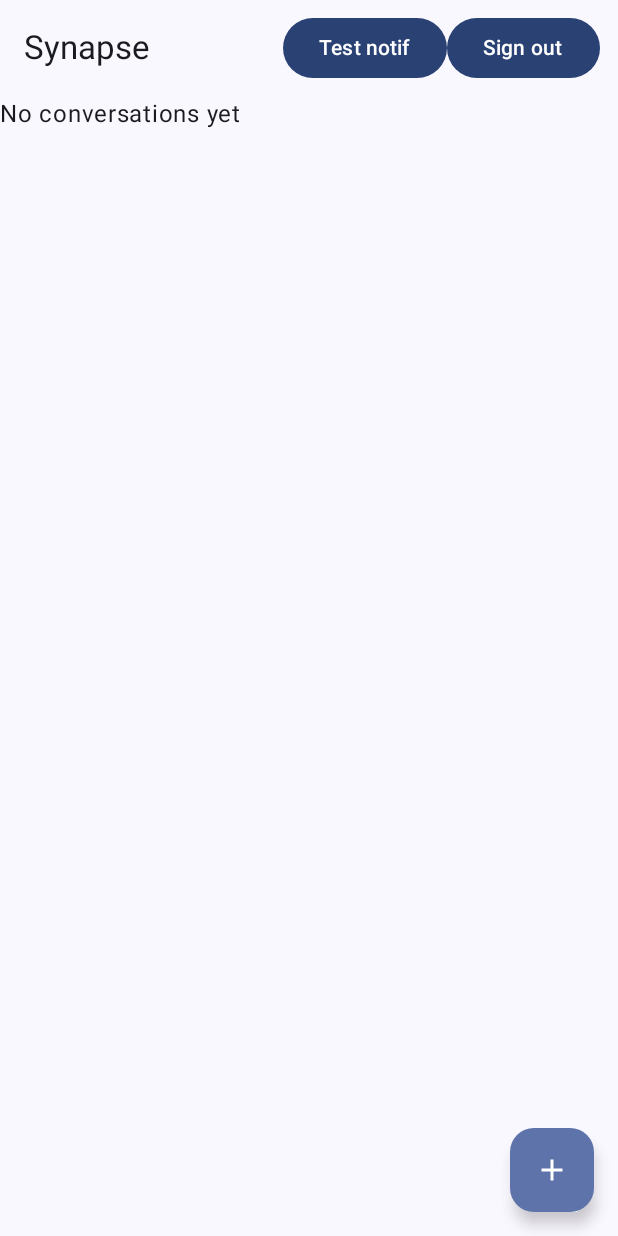
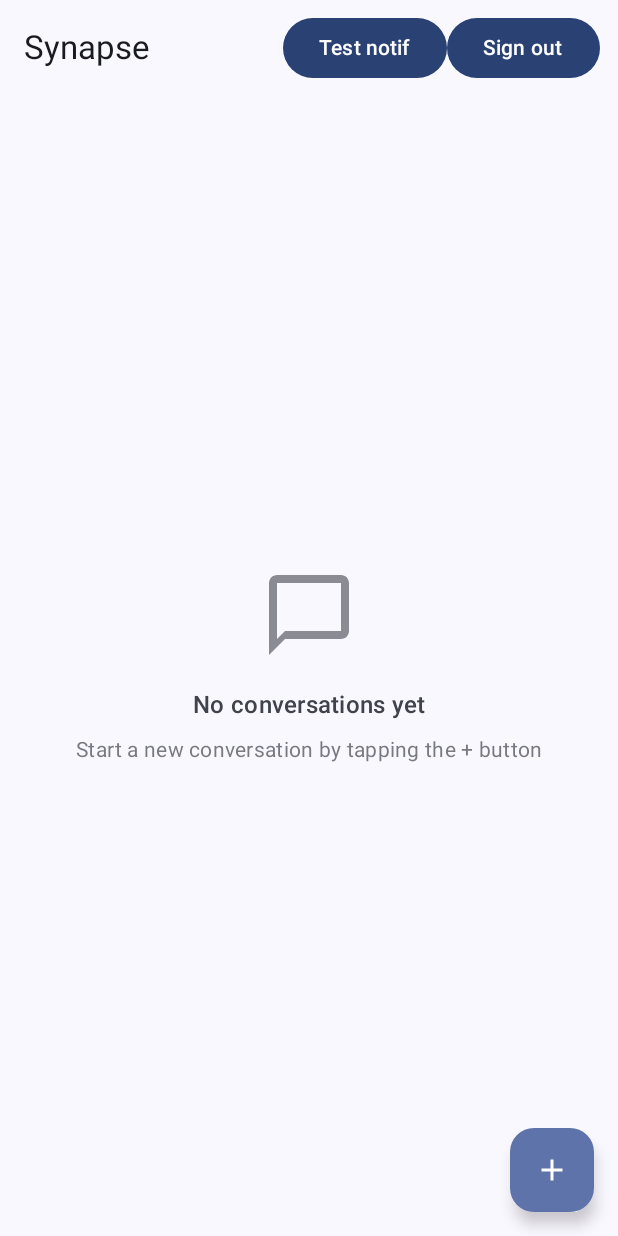
Before and after one commit to davicaetano/synapse, an Android app built with Jetpack Compose: the InboxScreen screen opened through its navigation route, on a phone screen of 412 x 824 dp. Run offline under Robolectric (Android 15) with nearby library versions, the phone set to English and light mode, and no system bars; our stand-ins replace Dagger/Hilt's generated code, Firebase (no records; nobody signed in at launch, a user with empty details on screens opened directly).

Commit message:
refactor(ui): Phase 2 - Create reusable components and improve UX
Components created:
- UserAvatar.kt: Reusable avatar with optional presence indicator
  * Shows profile picture or default person icon
  * Green dot for online users
  * Customizable size

- EmptyState.kt: Beautiful empty state with icon + title + subtitle
  * Material Design compliant
  * Reusable across screens

- LoadingState.kt: Loading state with CircularProgressIndicator
  * Centered, clean design

- ErrorState.kt: Error state with icon + message + optional retry button
  * User-friendly error handling

Screens refactored:
- InboxScreen.kt:
  * Use UserAvatar component (removed 20 lines of duplicate code)
  * Use EmptyState, LoadingState, ErrorState components
  * Better UX with helpful messages

- UserPickerScreen.kt:
  * Use UserAvatar component (removed 20 lines of duplicate code)
  * Now shows presence indicators in user list

- AuthScreen.kt:
  * Professional branding with logo
  * App name 'Synapse' + tagline
  * Centered, clean design
  * Material Design compliant

Build tested: ✅ Successful
Code reduction: ~40 lines of duplicate code removed
UX improvement: ✅ Professional empty/loading/error states

```diff
--- a/android/app/src/main/java/com/synapse/ui/auth/AuthScreen.kt
+++ b/android/app/src/main/java/com/synapse/ui/auth/AuthScreen.kt
@@ -1,30 +1,87 @@
 package com.synapse.ui.auth
 
+import androidx.compose.foundation.layout.Arrangement
 import androidx.compose.foundation.layout.Column
 import androidx.compose.foundation.layout.Spacer
 import androidx.compose.foundation.layout.fillMaxSize
 import androidx.compose.foundation.layout.height
 import androidx.compose.foundation.layout.padding
+import androidx.compose.foundation.layout.size
+import androidx.compose.material.icons.Icons
+import androidx.compose.material.icons.filled.ChatBubble
 import androidx.compose.material3.Button
+import androidx.compose.material3.Icon
+import androidx.compose.material3.MaterialTheme
 import androidx.compose.material3.Scaffold
 import androidx.compose.material3.Text
 import androidx.compose.runtime.Composable
+import androidx.compose.ui.Alignment
 import androidx.compose.ui.Modifier
+import androidx.compose.ui.text.font.FontWeight
+import androidx.compose.ui.text.style.TextAlign
 import androidx.compose.ui.unit.dp
 
+/**
+ * Authentication screen.
+ * Shows app branding and Google sign-in button.
+ */
 @Composable
 fun AuthScreen(
-    onSignIn: () -> Unit)
-{
-    Scaffold(modifier = Modifier.fillMaxSize()) { innerPadding ->
+    onSignIn: () -> Unit,
+    modifier: Modifier = Modifier
+) {
+    Scaffold(modifier = modifier.fillMaxSize()) { innerPadding ->
         Column(
             modifier = Modifier
                 .padding(innerPadding)
                 .fillMaxSize()
+                .padding(32.dp),
+            horizontalAlignment = Alignment.CenterHorizontally,
+            verticalArrangement = Arrangement.Center
         ) {
-            Text("Please sign in to continue")
-            Spacer(modifier = Modifier.height(12.dp))
-            Button(onClick = { onSignIn() }) { Text("Sign in with Google") }
+            // App icon/logo
+            Icon(
+                imageVector = Icons.Filled.ChatBubble,
+                contentDescription = "Synapse logo",
+                modifier = Modifier.size(80.dp),
+                tint = MaterialTheme.colorScheme.primary
+            )
+
+            Spacer(modifier = Modifier.height(24.dp))
+
+            // App name
+            Text(
+                text = "Synapse",
+                style = MaterialTheme.typography.displayMedium,
+                fontWeight = FontWeight.Bold,
+                color = MaterialTheme.colorScheme.onSurface
+            )
+
+            Spacer(modifier = Modifier.height(8.dp))
+
+            // Tagline
+            Text(
+                text = "Where teams connect intelligently",
+                style = MaterialTheme.typography.bodyLarge,
+                color = MaterialTheme.colorScheme.onSurfaceVariant,
+                textAlign = TextAlign.Center
+            )
+
+            Spacer(modifier = Modifier.height(48.dp))
+
+            // Sign in message
+            Text(
+                text = "Sign in to start messaging",
+                style = MaterialTheme.typography.bodyMedium,
+                color = MaterialTheme.colorScheme.onSurfaceVariant
+            )
+
+            Spacer(modifier = Modifier.height(16.dp))
+
+            // Sign in button
+            Button(onClick = onSignIn) {
+                Text("Sign in with Google")
+            }
         }
     }
 }
--- /dev/null
+++ b/android/app/src/main/java/com/synapse/ui/components/EmptyState.kt
@@ -0,0 +1,67 @@
+package com.synapse.ui.components
+
+import androidx.compose.foundation.layout.Arrangement
+import androidx.compose.foundation.layout.Column
+import androidx.compose.foundation.layout.Spacer
+import androidx.compose.foundation.layout.fillMaxSize
+import androidx.compose.foundation.layout.height
+import androidx.compose.foundation.layout.padding
+import androidx.compose.foundation.layout.size
+import androidx.compose.material.icons.Icons
+import androidx.compose.material.icons.filled.ChatBubbleOutline
+import androidx.compose.material3.Icon
+import androidx.compose.material3.MaterialTheme
+import androidx.compose.material3.Text
+import androidx.compose.runtime.Composable
+import androidx.compose.ui.Alignment
+import androidx.compose.ui.Modifier
+import androidx.compose.ui.graphics.vector.ImageVector
+import androidx.compose.ui.text.style.TextAlign
+import androidx.compose.ui.unit.dp
+
+/**
+ * Reusable empty state component.
+ * Shows an icon, title, and optional subtitle when there's no data to display.
+ */
+@Composable
+fun EmptyState(
+    icon: ImageVector = Icons.Filled.ChatBubbleOutline,
+    title: String,
+    subtitle: String? = null,
+    modifier: Modifier = Modifier
+) {
+    Column(
+        modifier = modifier
+            .fillMaxSize()
+            .padding(32.dp),
+        horizontalAlignment = Alignment.CenterHorizontally,
+        verticalArrangement = Arrangement.Center
+    ) {
+        Icon(
+            imageVector = icon,
+            contentDescription = null,
+            modifier = Modifier.size(64.dp),
+            tint = MaterialTheme.colorScheme.onSurfaceVariant.copy(alpha = 0.6f)
+        )
+
+        Spacer(modifier = Modifier.height(16.dp))
+
+        Text(
+            text = title,
+            style = MaterialTheme.typography.titleMedium,
+            color = MaterialTheme.colorScheme.onSurfaceVariant,
+            textAlign = TextAlign.Center
+        )
+
+        if (subtitle != null) {
+            Spacer(modifier = Modifier.height(8.dp))
+
+            Text(
+                text = subtitle,
+                style = MaterialTheme.typography.bodyMedium,
+                color = MaterialTheme.colorScheme.onSurfaceVariant.copy(alpha = 0.7f),
+                textAlign = TextAlign.Center
+            )
+        }
+    }
+}
--- /dev/null
+++ b/android/app/src/main/java/com/synapse/ui/components/LoadingState.kt
@@ -0,0 +1,47 @@
+package com.synapse.ui.components
+
+import androidx.compose.foundation.layout.Arrangement
+import androidx.compose.foundation.layout.Column
+import androidx.compose.foundation.layout.Spacer
+import androidx.compose.foundation.layout.fillMaxSize
+import androidx.compose.foundation.layout.height
+import androidx.compose.foundation.layout.padding
+import androidx.compose.material3.CircularProgressIndicator
+import androidx.compose.material3.MaterialTheme
+import androidx.compose.material3.Text
+import androidx.compose.runtime.Composable
+import androidx.compose.ui.Alignment
+import androidx.compose.ui.Modifier
+import androidx.compose.ui.text.style.TextAlign
+import androidx.compose.ui.unit.dp
+
+/**
+ * Reusable loading state component.
+ * Shows a circular progress indicator with optional text.
+ */
+@Composable
+fun LoadingState(
+    text: String? = "Loading...",
+    modifier: Modifier = Modifier
+) {
+    Column(
+        modifier = modifier
+            .fillMaxSize()
+            .padding(32.dp),
+        horizontalAlignment = Alignment.CenterHorizontally,
+        verticalArrangement = Arrangement.Center
+    ) {
+        CircularProgressIndicator()
+
+        if (text != null) {
+            Spacer(modifier = Modifier.height(16.dp))
+
+            Text(
+                text = text,
+                style = MaterialTheme.typography.bodyMedium,
+                color = MaterialTheme.colorScheme.onSurfaceVariant,
+                textAlign = TextAlign.Center
+            )
+        }
+    }
+}
--- a/android/app/src/main/java/com/synapse/ui/inbox/InboxScreen.kt
+++ b/android/app/src/main/java/com/synapse/ui/inbox/InboxScreen.kt
@@ -35,11 +35,11 @@ import androidx.compose.ui.unit.dp
 import androidx.compose.ui.unit.sp
 import androidx.hilt.navigation.compose.hiltViewModel
 import androidx.lifecycle.compose.collectAsStateWithLifecycle
-import coil.compose.AsyncImage
 import com.synapse.MainActivityViewModel
-import com.synapse.domain.conversation.ConversationType
-import com.synapse.ui.components.LastSeenText
-import com.synapse.ui.components.PresenceIndicator
+import com.synapse.ui.components.EmptyState
+import com.synapse.ui.components.ErrorState
+import com.synapse.ui.components.LoadingState
+import com.synapse.ui.components.UserAvatar
 
 @OptIn(ExperimentalMaterial3Api::class)
 @Composable
@@ -77,13 +77,16 @@ fun InboxScreen(
         ) {
             when {
                 uiState.isLoading -> {
-                    Text("Loading conversations...")
+                    LoadingState(text = "Loading conversations...")
                 }
                 uiState.error != null -> {
-                    Text("Error: ${uiState.error}")
+                    ErrorState(message = uiState.error ?: "Unknown error")
                 }
                 uiState.items.isEmpty() -> {
-                    Text("No conversations yet")
+                    EmptyState(
+                        title = "No conversations yet",
+                        subtitle = "Start a new conversation by tapping the + button"
+                    )
                 }
                 else -> {
                     LazyColumn(
@@ -164,27 +167,14 @@ private fun OneOnOneConversationRow(
             .padding(16.dp),
         verticalAlignment = Alignment.CenterVertically
     ) {
-        // Show the other user's profile picture for direct conversations with presence indicator
-        Box {
-            if (item.otherUser.photoUrl != null) {
-                AsyncImage(
-                    model = item.otherUser.photoUrl,
-                    contentDescription = "Profile picture of ${item.otherUser.displayName}",
-                    modifier = Modifier
-                        .size(48.dp)
-                        .clip(CircleShape),
-                    contentScale = ContentScale.Crop
-                )
-            } else {
-                Spacer(modifier = Modifier.size(48.dp))
-            }
-
-            // Presence indicator in bottom-right corner
-            PresenceIndicator(
-                isOnline = item.otherUser.isOnline,
-                modifier = Modifier.align(Alignment.BottomEnd)
-            )
-        }
+        // User avatar with presence indicator
+        UserAvatar(
+            photoUrl = item.otherUser.photoUrl,
+            displayName = item.otherUser.displayName,
+            size = 48.dp,
+            showPresence = true,
+            isOnline = item.otherUser.isOnline
+        )
 
         Spacer(modifier = Modifier.padding(start = 12.dp))
 
```
Also changed, not shown: android/app/src/main/java/com/synapse/ui/components/ErrorState.kt (added, +72 -0 lines), android/app/src/main/java/com/synapse/ui/components/UserAvatar.kt (added, +71 -0 lines), android/app/src/main/java/com/synapse/ui/userpicker/UserPickerScreen.kt (+10 -27 lines).
